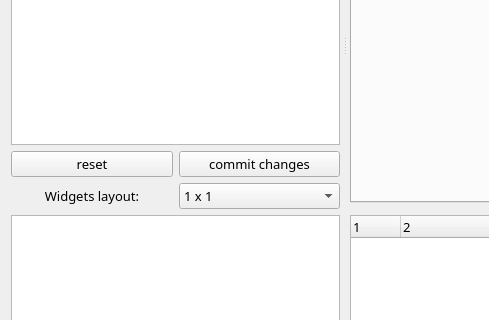
Qt form ui/main.ui (sempr-tk/sempr-gui) before a commit; both pictures show x 0 to 489 and y 329 to 649 of the 1133 by 747 pixel window.
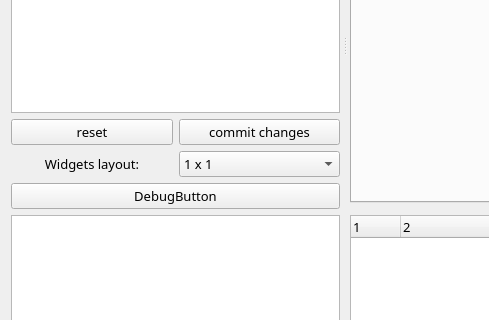
The same form after that commit. Custom widgets are drawn as their Qt base class.

What changed in the file:
```diff
--- a/ui/main.ui
+++ b/ui/main.ui
@@ -131,6 +131,13 @@
        <item>
         <layout class="QHBoxLayout" name="horizontalLayout_4"/>
        </item>
+       <item>
+        <widget class="QPushButton" name="debugButton">
+         <property name="text">
+          <string>DebugButton</string>
+         </property>
+        </widget>
+       </item>
        <item>
         <widget class="QTreeWidget" name="historyList">
          <property name="sizePolicy">
```
